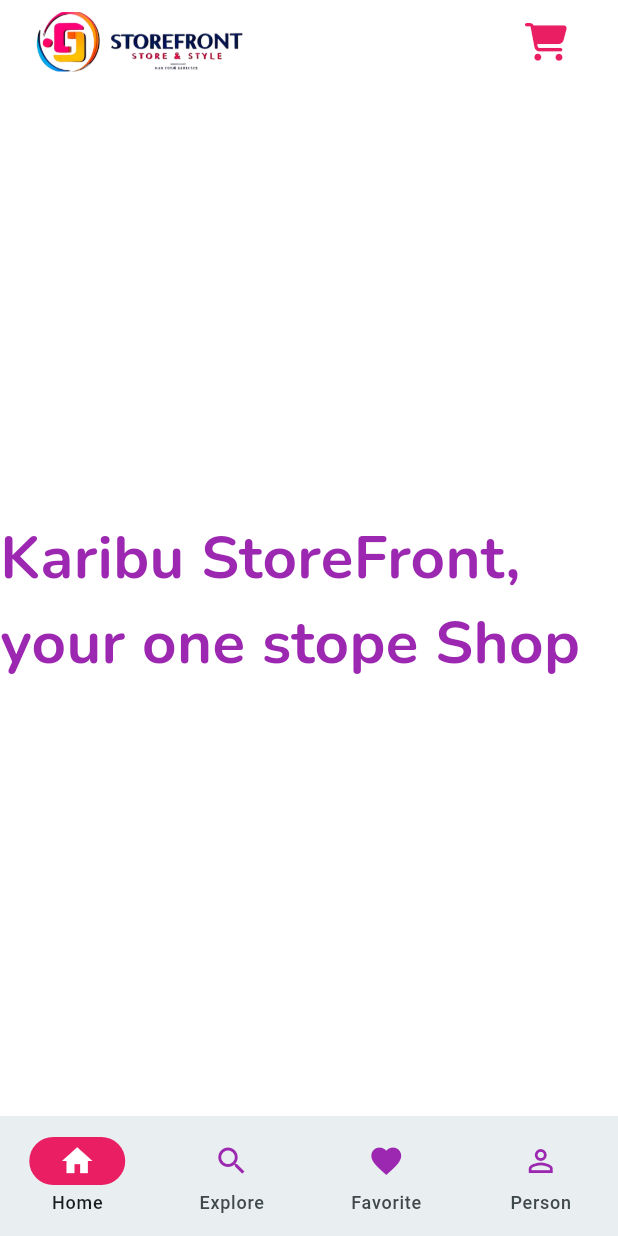
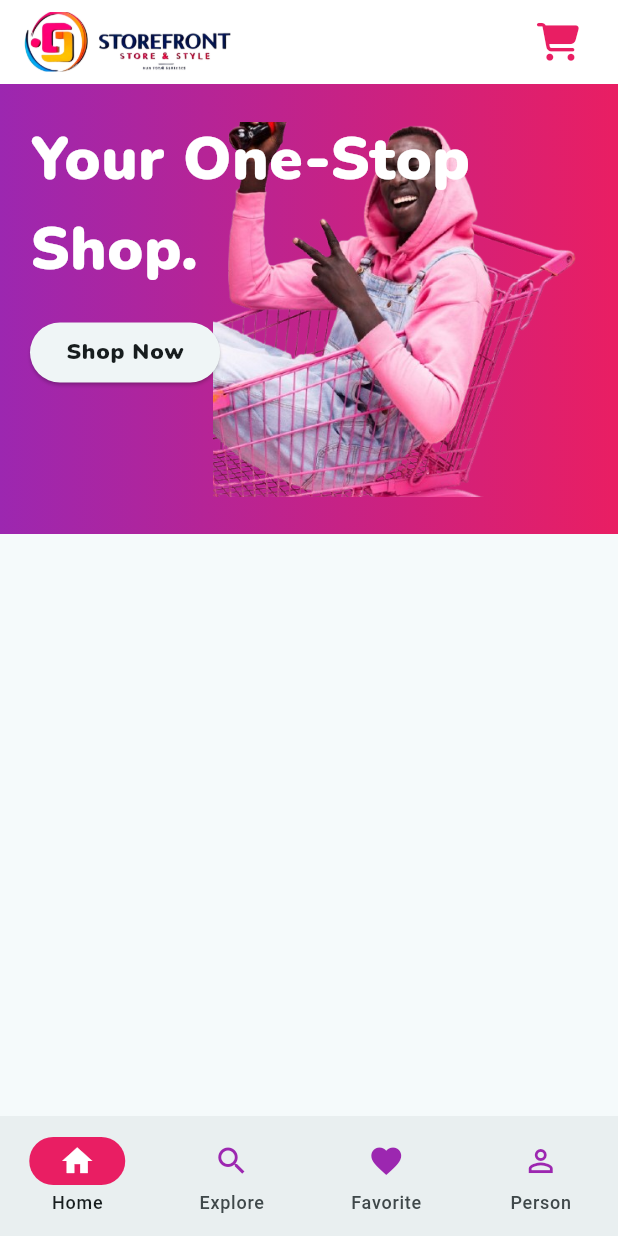
Before and after one commit to gilbert-ku/StoreFront-App, a Flutter app: the screen it shows after launch, on a phone screen of 412 x 824 dp. Run offline on Flutter 3.47's test engine with Material 3 defaults, Android fonts, the phone set to English and light mode, and no system bars; our stand-ins replace cloud_firestore, firebase_analytics, firebase_auth, firebase_core, fluttertoast, font_awesome_flutter and 2 more; accounts and stored records are empty.

Commit message:
feat(hero section): add hero section
added hero image in assests

```diff
--- a/lib/views/home/home_page.dart
+++ b/lib/views/home/home_page.dart
@@ -1,5 +1,6 @@
 import 'package:flutter/material.dart';
 import 'package:font_awesome_flutter/font_awesome_flutter.dart';
+import 'package:storefront/views/home/widgets/hero_section.dart';
 
 class Homepage extends StatefulWidget {
   const Homepage({super.key});
@@ -18,7 +19,7 @@ class _HomepageState extends State<Homepage> {
           title: Padding(
             padding: const EdgeInsets.symmetric(
               vertical: 10.0,
-            horizontal: 8.0,
+              // horizontal: 8.0,
             ),
             child: Row(
               mainAxisAlignment: MainAxisAlignment.spaceBetween,
@@ -50,22 +51,14 @@ class _HomepageState extends State<Homepage> {
             ),
           ),
         ),
-      body: Center(
-        child: Container(
-          height: double.infinity,
-          color: Colors.white,
-          child: const Center(
-            child: Text(
-              "Karibu StoreFront, your one stope Shop",
-              style: TextStyle(
-                fontSize: 40,
-                fontWeight: FontWeight.bold,
-                color: Colors.purple,
-              ),
-            ),
-          ),
-        ),
-      ),
-    );
+        body: ListView(
+          children: const [
+            Column(
+              children: [
+                HeroSection(),
+              ],
+            )
+          ],
+        ));
   }
 }
--- /dev/null
+++ b/lib/views/home/widgets/hero_section.dart
@@ -0,0 +1,72 @@
+import 'package:flutter/material.dart';
+
+class HeroSection extends StatefulWidget {
+  const HeroSection({super.key});
+
+  @override
+  State<HeroSection> createState() => _HeroSectionState();
+}
+
+class _HeroSectionState extends State<HeroSection> {
+  @override
+  Widget build(BuildContext context) {
+    return Container(
+      height: 300,
+      padding: const EdgeInsets.symmetric(horizontal: 20),
+      decoration: const BoxDecoration(
+        gradient: LinearGradient(colors: [Colors.purple, Colors.pink]),
+      ),
+      child: Stack(
+        children: [
+          // Image Positioned to the Right
+          Align(
+            alignment: Alignment.centerRight,
+            child: SizedBox(
+              height: 250,
+              width: 250,
+              child: Image.asset(
+                'assets/images/storefront_app_hero.png',
+                fit: BoxFit.cover,
+              ),
+            ),
+          ),
+          // Text Positioned in the Center
+          Align(
+            alignment: Alignment.centerLeft,
+            child: Padding(
+              padding: const EdgeInsets.symmetric(vertical: 20.0),
+              child: SizedBox(
+                width: 300,
+                child: Column(children: [
+                  Text(
+                    "Your One-Stop Shop.",
+                    style: Theme.of(context).textTheme.bodyLarge?.copyWith(
+                          fontWeight: FontWeight.w900,
+                          fontSize: 40,
+                          color: Colors.white,
+                        ),
+                  ),
+                  Align(
+                    alignment: Alignment.centerLeft,
+                    child: Padding(
+                      padding: const EdgeInsets.symmetric(vertical: 15.0),
+                      child: ElevatedButton(
+                        onPressed: () {},
+                        child:  Text(
+                          "Shop Now", style: Theme.of(context).textTheme.bodyLarge?.copyWith(
+                            fontWeight: FontWeight.w900,
+                            fontSize: 15,
+                          ),
+                        ),
+                      ),
+                    ),
+                  ),
+                ]),
+              ),
+            ),
+          ),
+        ],
+      ),
+    );
+  }
+}
```
Also changed, not shown: assets/images/storefront_app_hero.png (added). Lines whose indentation alone changed are shown as unchanged.
